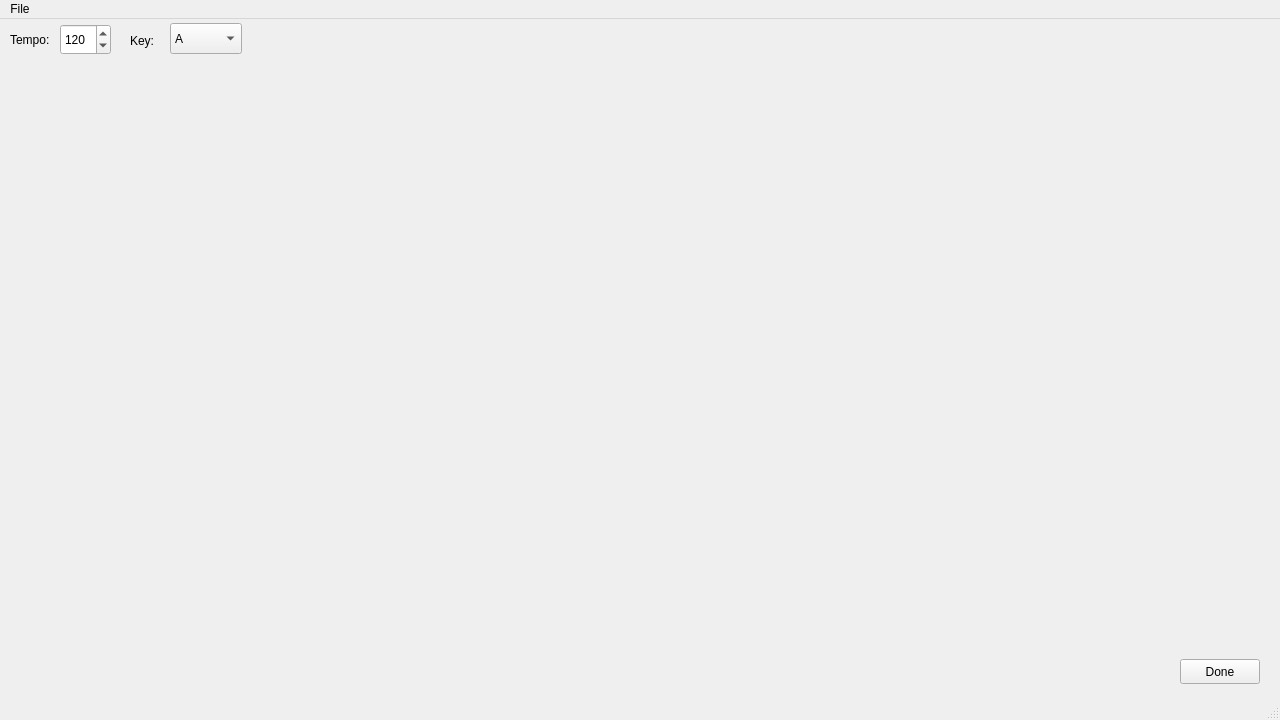
The window that src/trackeditorwindow.ui (JJB9922/MusiDoodle) describes before a commit, drawn with Qt 5.
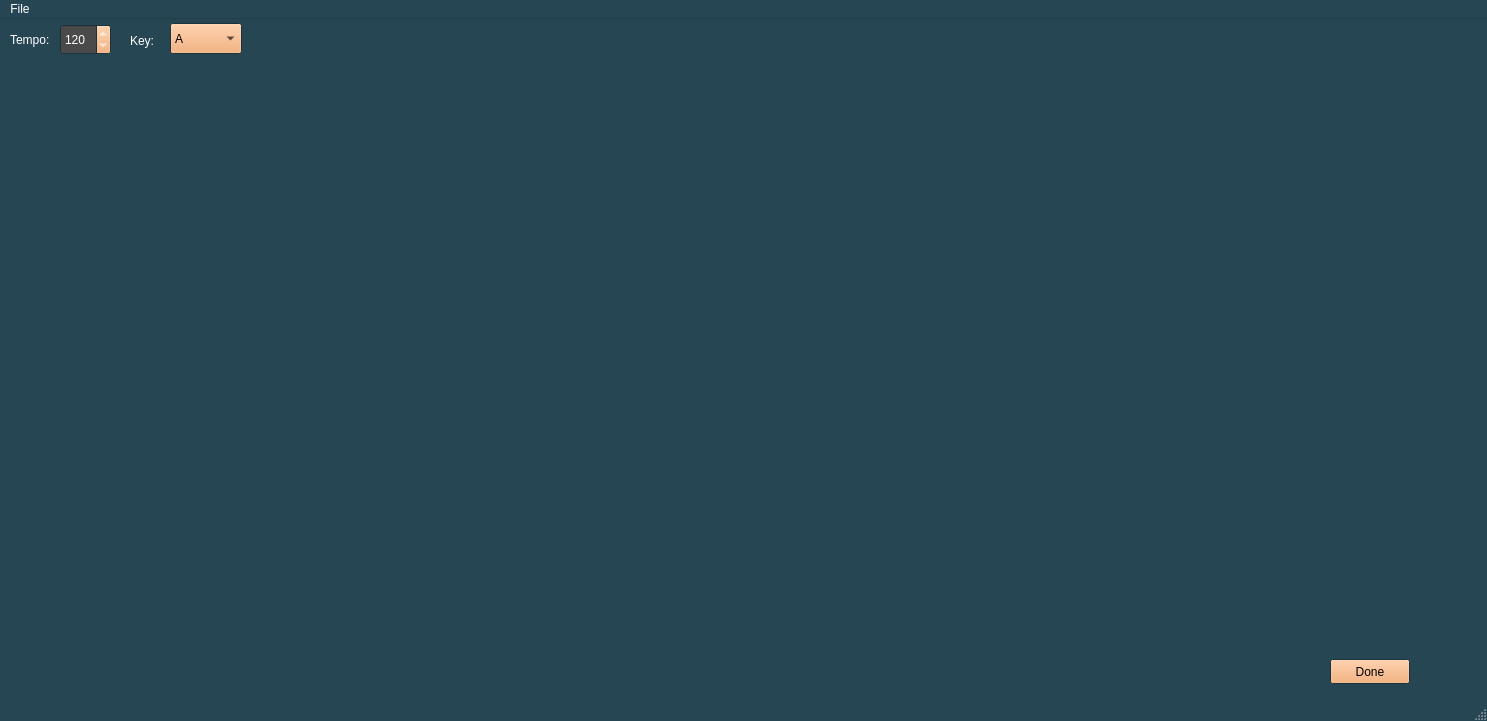
The same window after the commit.

```diff
--- a/src/trackeditorwindow.ui
+++ b/src/trackeditorwindow.ui
@@ -6,10 +6,479 @@
    <rect>
     <x>0</x>
     <y>0</y>
-    <width>1280</width>
-    <height>720</height>
+    <width>1487</width>
+    <height>721</height>
    </rect>
   </property>
+  <property name="palette">
+   <palette>
+    <active>
+     <colorrole role="WindowText">
+      <brush brushstyle="SolidPattern">
+       <color alpha="255">
+        <red>255</red>
+        <green>255</green>
+        <blue>255</blue>
+       </color>
+      </brush>
+     </colorrole>
+     <colorrole role="Button">
+      <brush brushstyle="SolidPattern">
+       <color alpha="255">
+        <red>244</red>
+        <green>162</green>
+        <blue>97</blue>
+       </color>
+      </brush>
+     </colorrole>
+     <colorrole role="Light">
+      <brush brushstyle="SolidPattern">
+       <color alpha="255">
+        <red>57</red>
+        <green>105</green>
+        <blue>124</blue>
+       </color>
+      </brush>
+     </colorrole>
+     <colorrole role="Midlight">
+      <brush brushstyle="SolidPattern">
+       <color alpha="255">
+        <red>47</red>
+        <green>87</green>
+        <blue>103</blue>
+       </color>
+      </brush>
+     </colorrole>
+     <colorrole role="Dark">
+      <brush brushstyle="SolidPattern">
+       <color alpha="255">
+        <red>19</red>
+        <green>35</green>
+        <blue>41</blue>
+       </color>
+      </brush>
+     </colorrole>
+     <colorrole role="Mid">
+      <brush brushstyle="SolidPattern">
+       <color alpha="255">
+        <red>25</red>
+        <green>47</green>
+        <blue>55</blue>
+       </color>
+      </brush>
+     </colorrole>
+     <colorrole role="Text">
+      <brush brushstyle="SolidPattern">
+       <color alpha="255">
+        <red>255</red>
+        <green>255</green>
+        <blue>255</blue>
+       </color>
+      </brush>
+     </colorrole>
+     <colorrole role="BrightText">
+      <brush brushstyle="SolidPattern">
+       <color alpha="255">
+        <red>255</red>
+        <green>255</green>
+        <blue>255</blue>
+       </color>
+      </brush>
+     </colorrole>
+     <colorrole role="ButtonText">
+      <brush brushstyle="SolidPattern">
+       <color alpha="255">
+        <red>0</red>
+        <green>0</green>
+        <blue>0</blue>
+       </color>
+      </brush>
+     </colorrole>
+     <colorrole role="Base">
+      <brush brushstyle="SolidPattern">
+       <color alpha="255">
+        <red>74</red>
+        <green>74</green>
+        <blue>74</blue>
+       </color>
+      </brush>
+     </colorrole>
+     <colorrole role="Window">
+      <brush brushstyle="SolidPattern">
+       <color alpha="255">
+        <red>38</red>
+        <green>70</green>
+        <blue>83</blue>
+       </color>
+      </brush>
+     </colorrole>
+     <colorrole role="Shadow">
+      <brush brushstyle="SolidPattern">
+       <color alpha="255">
+        <red>0</red>
+        <green>0</green>
+        <blue>0</blue>
+       </color>
+      </brush>
+     </colorrole>
+     <colorrole role="AlternateBase">
+      <brush brushstyle="SolidPattern">
+       <color alpha="255">
+        <red>19</red>
+        <green>35</green>
+        <blue>41</blue>
+       </color>
+      </brush>
+     </colorrole>
+     <colorrole role="ToolTipBase">
+      <brush brushstyle="SolidPattern">
+       <color alpha="255">
+        <red>255</red>
+        <green>255</green>
+        <blue>220</blue>
+       </color>
+      </brush>
+     </colorrole>
+     <colorrole role="ToolTipText">
+      <brush brushstyle="SolidPattern">
+       <color alpha="255">
+        <red>0</red>
+        <green>0</green>
+        <blue>0</blue>
+       </color>
+      </brush>
+     </colorrole>
+     <colorrole role="PlaceholderText">
+      <brush brushstyle="SolidPattern">
+       <color alpha="127">
+        <red>255</red>
+        <green>255</green>
+        <blue>255</blue>
+       </color>
+      </brush>
+     </colorrole>
+     <colorrole role="Accent">
+      <brush brushstyle="SolidPattern">
+       <color alpha="255">
+        <red>97</red>
+        <green>97</green>
+        <blue>97</blue>
+       </color>
+      </brush>
+     </colorrole>
+    </active>
+    <inactive>
+     <colorrole role="WindowText">
+      <brush brushstyle="SolidPattern">
+       <color alpha="255">
+        <red>255</red>
+        <green>255</green>
+        <blue>255</blue>
+       </color>
+      </brush>
+     </colorrole>
+     <colorrole role="Button">
+      <brush brushstyle="SolidPattern">
+       <color alpha="255">
+        <red>244</red>
+        <green>162</green>
+        <blue>97</blue>
+       </color>
+      </brush>
+     </colorrole>
+     <colorrole role="Light">
+      <brush brushstyle="SolidPattern">
+       <color alpha="255">
+        <red>57</red>
+        <green>105</green>
+        <blue>124</blue>
+       </color>
+      </brush>
+     </colorrole>
+     <colorrole role="Midlight">
+      <brush brushstyle="SolidPattern">
+       <color alpha="255">
+        <red>47</red>
+        <green>87</green>
+        <blue>103</blue>
+       </color>
+      </brush>
+     </colorrole>
+     <colorrole role="Dark">
+      <brush brushstyle="SolidPattern">
+       <color alpha="255">
+        <red>19</red>
+        <green>35</green>
+        <blue>41</blue>
+       </color>
+      </brush>
+     </colorrole>
+     <colorrole role="Mid">
+      <brush brushstyle="SolidPattern">
+       <color alpha="255">
+        <red>25</red>
+        <green>47</green>
+        <blue>55</blue>
+       </color>
+      </brush>
+     </colorrole>
+     <colorrole role="Text">
+      <brush brushstyle="SolidPattern">
+       <color alpha="255">
+        <red>255</red>
+        <green>255</green>
+        <blue>255</blue>
+       </color>
+      </brush>
+     </colorrole>
+     <colorrole role="BrightText">
+      <brush brushstyle="SolidPattern">
+       <color alpha="255">
+        <red>255</red>
+        <green>255</green>
+        <blue>255</blue>
+       </color>
+      </brush>
+     </colorrole>
+     <colorrole role="ButtonText">
+      <brush brushstyle="SolidPattern">
+       <color alpha="255">
+        <red>0</red>
+        <green>0</green>
+        <blue>0</blue>
+       </color>
+      </brush>
+     </colorrole>
+     <colorrole role="Base">
+      <brush brushstyle="SolidPattern">
+       <color alpha="255">
+        <red>74</red>
+        <green>74</green>
+        <blue>74</blue>
+       </color>
+      </brush>
+     </colorrole>
+     <colorrole role="Window">
+      <brush brushstyle="SolidPattern">
+       <color alpha="255">
+        <red>38</red>
+        <green>70</green>
+        <blue>83</blue>
+       </color>
+      </brush>
+     </colorrole>
+     <colorrole role="Shadow">
+      <brush brushstyle="SolidPattern">
+       <color alpha="255">
+        <red>0</red>
+        <green>0</green>
+        <blue>0</blue>
+       </color>
+      </brush>
+     </colorrole>
+     <colorrole role="AlternateBase">
+      <brush brushstyle="SolidPattern">
+       <color alpha="255">
+        <red>19</red>
+        <green>35</green>
+        <blue>41</blue>
+       </color>
+      </brush>
+     </colorrole>
+     <colorrole role="ToolTipBase">
+      <brush brushstyle="SolidPattern">
+       <color alpha="255">
+        <red>255</red>
+        <green>255</green>
+        <blue>220</blue>
+       </color>
+      </brush>
+     </colorrole>
+     <colorrole role="ToolTipText">
+      <brush brushstyle="SolidPattern">
+       <color alpha="255">
+        <red>0</red>
+        <green>0</green>
+        <blue>0</blue>
+       </color>
+      </brush>
+     </colorrole>
+     <colorrole role="PlaceholderText">
+      <brush brushstyle="SolidPattern">
+       <color alpha="127">
+        <red>255</red>
+        <green>255</green>
+        <blue>255</blue>
+       </color>
+      </brush>
+     </colorrole>
+     <colorrole role="Accent">
+      <brush brushstyle="SolidPattern">
+       <color alpha="255">
+        <red>97</red>
+        <green>97</green>
+        <blue>97</blue>
+       </color>
+      </brush>
+     </colorrole>
+    </inactive>
+    <disabled>
+     <colorrole role="WindowText">
+      <brush brushstyle="SolidPattern">
+       <color alpha="255">
+        <red>19</red>
+        <green>35</green>
+        <blue>41</blue>
+       </color>
+      </brush>
+     </colorrole>
+     <colorrole role="Button">
+      <brush brushstyle="SolidPattern">
+       <color alpha="255">
+        <red>244</red>
+        <green>162</green>
+        <blue>97</blue>
+       </color>
+      </brush>
+     </colorrole>
+     <colorrole role="Light">
+      <brush brushstyle="SolidPattern">
+       <color alpha="255">
+        <red>57</red>
+        <green>105</green>
+        <blue>124</blue>
+       </color>
+      </brush>
+     </colorrole>
+     <colorrole role="Midlight">
+      <brush brushstyle="SolidPattern">
+       <color alpha="255">
+        <red>47</red>
+        <green>87</green>
+        <blue>103</blue>
+       </color>
+      </brush>
+     </colorrole>
+     <colorrole role="Dark">
+      <brush brushstyle="SolidPattern">
+       <color alpha="255">
+        <red>19</red>
+        <green>35</green>
+        <blue>41</blue>
+       </color>
+      </brush>
+     </colorrole>
+     <colorrole role="Mid">
+      <brush brushstyle="SolidPattern">
+       <color alpha="255">
+        <red>25</red>
+        <green>47</green>
+        <blue>55</blue>
+       </color>
+      </brush>
+     </colorrole>
+     <colorrole role="Text">
+      <brush brushstyle="SolidPattern">
+       <color alpha="255">
+        <red>19</red>
+        <green>35</green>
+        <blue>41</blue>
+       </color>
+      </brush>
+     </colorrole>
+     <colorrole role="BrightText">
+      <brush brushstyle="SolidPattern">
+       <color alpha="255">
+        <red>255</red>
+        <green>255</green>
+        <blue>255</blue>
+       </color>
+      </brush>
+     </colorrole>
+     <colorrole role="ButtonText">
+      <brush brushstyle="SolidPattern">
+       <color alpha="255">
+        <red>19</red>
+        <green>35</green>
+        <blue>41</blue>
+       </color>
+      </brush>
+     </colorrole>
+     <colorrole role="Base">
+      <brush brushstyle="SolidPattern">
+       <color alpha="255">
+        <red>38</red>
+        <green>70</green>
+        <blue>83</blue>
+       </color>
+      </brush>
+     </colorrole>
+     <colorrole role="Window">
+      <brush brushstyle="SolidPattern">
+       <color alpha="255">
+        <red>38</red>
+        <green>70</green>
+        <blue>83</blue>
+       </color>
+      </brush>
+     </colorrole>
+     <colorrole role="Shadow">
+      <brush brushstyle="SolidPattern">
+       <color alpha="255">
+        <red>0</red>
+        <green>0</green>
+        <blue>0</blue>
+       </color>
+      </brush>
+     </colorrole>
+     <colorrole role="AlternateBase">
+      <brush brushstyle="SolidPattern">
+       <color alpha="255">
+        <red>38</red>
+        <green>70</green>
+        <blue>83</blue>
+       </color>
+      </brush>
+     </colorrole>
+     <colorrole role="ToolTipBase">
+      <brush brushstyle="SolidPattern">
+       <color alpha="255">
+        <red>255</red>
+        <green>255</green>
+        <blue>220</blue>
+       </color>
+      </brush>
+     </colorrole>
+     <colorrole role="ToolTipText">
+      <brush brushstyle="SolidPattern">
+       <color alpha="255">
+        <red>0</red>
+        <green>0</green>
+        <blue>0</blue>
+       </color>
+      </brush>
+     </colorrole>
+     <colorrole role="PlaceholderText">
+      <brush brushstyle="SolidPattern">
+       <color alpha="127">
+        <red>19</red>
+        <green>35</green>
+        <blue>41</blue>
+       </color>
+      </brush>
+     </colorrole>
+     <colorrole role="Accent">
+      <brush brushstyle="SolidPattern">
+       <color alpha="255">
+        <red>97</red>
+        <green>97</green>
+        <blue>97</blue>
+       </color>
+      </brush>
+     </colorrole>
+    </disabled>
+   </palette>
+  </property>
   <property name="windowTitle">
    <string>Track Editor</string>
   </property>
@@ -17,7 +486,7 @@
    <widget class="QPushButton" name="pushButton">
     <property name="geometry">
      <rect>
-      <x>1180</x>
+      <x>1330</x>
       <y>640</y>
       <width>80</width>
       <height>25</height>
@@ -36,6 +505,36 @@
       <height>31</height>
      </rect>
     </property>
+    <property name="palette">
+     <palette>
+      <active>
+       <colorrole role="Highlight">
+        <brush brushstyle="SolidPattern">
+         <color alpha="255">
+          <red>231</red>
+          <green>111</green>
+          <blue>81</blue>
+         </color>
+        </brush>
+       </colorrole>
+      </active>
+      <inactive>
+       <colorrole role="Highlight">
+        <brush brushstyle="SolidPattern">
+         <color alpha="255">
+          <red>231</red>
+          <green>111</green>
+          <blue>81</blue>
+         </color>
+        </brush>
+       </colorrole>
+      </inactive>
+      <disabled/>
+     </palette>
+    </property>
+    <property name="toolTip">
+     <string>&lt;html&gt;&lt;head/&gt;&lt;body&gt;&lt;p&gt;The tempo of the track in beats per minute (BPM).&lt;/p&gt;&lt;/body&gt;&lt;/html&gt;</string>
+    </property>
     <property name="maximum">
      <number>200</number>
     </property>
@@ -120,10 +619,37 @@
     <rect>
      <x>0</x>
      <y>0</y>
-     <width>1280</width>
+     <width>1487</width>
      <height>22</height>
     </rect>
    </property>
+   <property name="palette">
+    <palette>
+     <active>
+      <colorrole role="ButtonText">
+       <brush brushstyle="SolidPattern">
+        <color alpha="255">
+         <red>255</red>
+         <green>255</green>
+         <blue>255</blue>
+        </color>
+       </brush>
+      </colorrole>
+     </active>
+     <inactive>
+      <colorrole role="ButtonText">
+       <brush brushstyle="SolidPattern">
+        <color alpha="255">
+         <red>255</red>
+         <green>255</green>
+         <blue>255</blue>
+        </color>
+       </brush>
+      </colorrole>
+     </inactive>
+     <disabled/>
+    </palette>
+   </property>
    <widget class="QMenu" name="menuFile">
     <property name="title">
      <string>File</string>
@@ -136,7 +662,90 @@
    </widget>
    <addaction name="menuFile"/>
   </widget>
-  <widget class="QStatusBar" name="statusbar"/>
+  <widget class="QStatusBar" name="statusbar">
+   <property name="palette">
+    <palette>
+     <active>
+      <colorrole role="Dark">
+       <brush brushstyle="SolidPattern">
+        <color alpha="255">
+         <red>255</red>
+         <green>255</green>
+         <blue>255</blue>
+        </color>
+       </brush>
+      </colorrole>
+      <colorrole role="ButtonText">
+       <brush brushstyle="SolidPattern">
+        <color alpha="255">
+         <red>255</red>
+         <green>255</green>
+         <blue>255</blue>
+        </color>
+       </brush>
+      </colorrole>
+     </active>
+     <inactive>
+      <colorrole role="Dark">
+       <brush brushstyle="SolidPattern">
+        <color alpha="255">
+         <red>255</red>
+         <green>255</green>
+         <blue>255</blue>
+        </color>
+       </brush>
+      </colorrole>
+      <colorrole role="ButtonText">
+       <brush brushstyle="SolidPattern">
+        <color alpha="255">
+         <red>255</red>
+         <green>255</green>
+         <blue>255</blue>
+        </color>
+       </brush>
+      </colorrole>
+     </inactive>
+     <disabled>
+      <colorrole role="WindowText">
+       <brush brushstyle="SolidPattern">
+        <color alpha="255">
+         <red>255</red>
+         <green>255</green>
+         <blue>255</blue>
+        </color>
+       </brush>
+      </colorrole>
+      <colorrole role="Dark">
+       <brush brushstyle="SolidPattern">
+        <color alpha="255">
+         <red>255</red>
+         <green>255</green>
+         <blue>255</blue>
+        </color>
+       </brush>
+      </colorrole>
+      <colorrole role="Text">
+       <brush brushstyle="SolidPattern">
+        <color alpha="255">
+         <red>255</red>
+         <green>255</green>
+         <blue>255</blue>
+        </color>
+       </brush>
+      </colorrole>
+      <colorrole role="ButtonText">
+       <brush brushstyle="SolidPattern">
+        <color alpha="255">
+         <red>255</red>
+         <green>255</green>
+         <blue>255</blue>
+        </color>
+       </brush>
+      </colorrole>
+     </disabled>
+    </palette>
+   </property>
+  </widget>
   <action name="actionSave">
    <property name="text">
     <string>Save</string>
```
Left out of the diff: 472 changed lines with no effect on the pictures.
